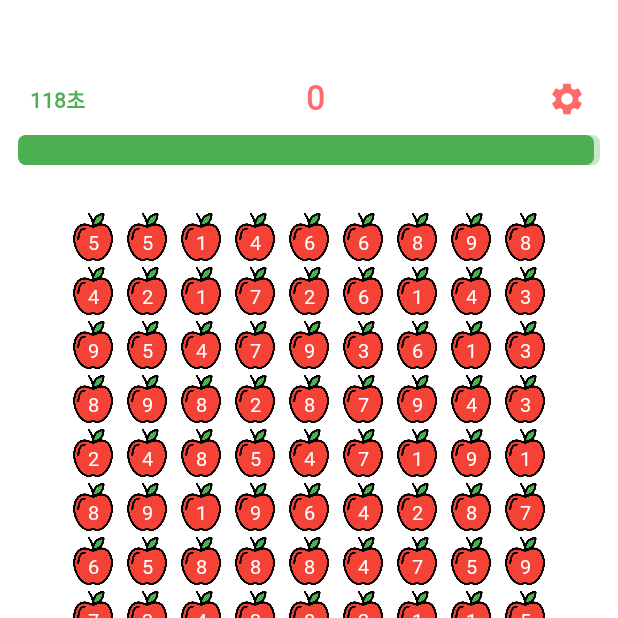
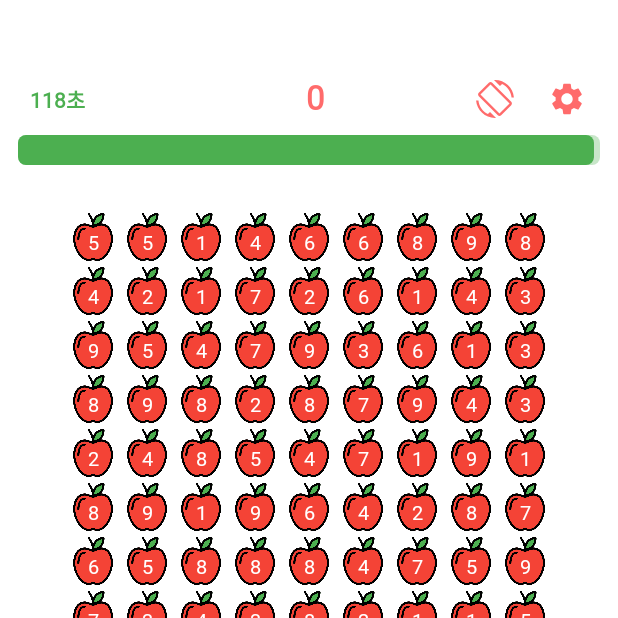
Before and after one commit to Noil0909/AppleGame, an Android app built with Jetpack Compose: the AppleGameScreen screen opened through its navigation route, on a phone screen of 412 x 824 dp, the top half of it. Run offline under Robolectric (Android 15) with nearby library versions, the phone set to English and light mode, and no system bars; our stand-ins replace Dagger/Hilt's generated code, Room's generated code; Roboto replaces fonts that are not available here.

Commit message:
Feat: AppleGameScreen 회전 화면구현
Feat: AppleGameScreen 회전 화면구현

```diff
--- a/app/src/main/java/com/example/applegame/ui/component/GameInfoHeader.kt
+++ b/app/src/main/java/com/example/applegame/ui/component/GameInfoHeader.kt
@@ -29,7 +29,8 @@ import com.example.applegame.ui.viewmodel.AppleGameViewModel
 @Composable
 fun GameInfoHeader(
     viewModel: AppleGameViewModel,
-    onShowSettings: () -> Unit
+    onShowSettings: () -> Unit,
+    onRotateToggle: () -> Unit
 ) {
     val jalnanFont = FontFamily(
         Font(R.font.jalnan2)
@@ -80,8 +81,19 @@ fun GameInfoHeader(
         Box(
             modifier = Modifier.weight(1f),
             contentAlignment = Alignment.CenterEnd
-        ){
-            IconButton(onClick = onShowSettings){
+        ) {
+            Row(
+                verticalAlignment = Alignment.CenterVertically
+            ) {
+                IconButton(onClick = onRotateToggle) {
+                    Icon(
+                        painter = painterResource(R.drawable.rotation_icon),
+                        contentDescription = "회전",
+                        tint = Color(0xFFFF6B6B),
+                        modifier = Modifier.size(25.dp)
+                    )
+                }
+                IconButton(onClick = onShowSettings) {
                     Icon(
                         painter = painterResource(R.drawable.setting_icon),
                         contentDescription = "환경설정",
@@ -92,3 +104,4 @@ fun GameInfoHeader(
             }
         }
     }
+}
--- a/app/src/main/java/com/example/applegame/ui/screen/AppleGameScreen.kt
+++ b/app/src/main/java/com/example/applegame/ui/screen/AppleGameScreen.kt
@@ -113,6 +113,8 @@ fun AppleGameScreen(
 
     var showSettings by remember { mutableStateOf(false) }
 
+    var isRotated by rememberSaveable { mutableStateOf(false) }
+
     val lifecycleOwner = LocalLifecycleOwner.current
 
     DisposableEffect(lifecycleOwner) {
@@ -185,7 +187,11 @@ fun AppleGameScreen(
                 .fillMaxSize()
                 .padding(top = 30.dp, bottom = 30.dp)
         ) {
-            GameInfoHeader(viewModel = viewModel, onShowSettings = { showSettings = true })
+            GameInfoHeader(
+                viewModel = viewModel,
+                onShowSettings = { showSettings = true },
+                onRotateToggle = { isRotated = !isRotated }
+            )
             TimeProgressBar(viewModel)
             Spacer(modifier = Modifier.height(30.dp))
 
@@ -196,7 +202,8 @@ fun AppleGameScreen(
                 cols = cols,
                 onUpdateBounds = viewModel::updateBounds,
                 dragStart = dragStart,
-                dragEnd = dragEnd
+                dragEnd = dragEnd,
+                rotateContent = isRotated
             )
 
             DragOverlay(
@@ -266,6 +273,7 @@ fun AppleGameBoard(
     rows: Int,
     cols: Int,
     onUpdateBounds: (Int, Rect) -> Unit,
+    rotateContent: Boolean,
     dragStart: Offset?,
     dragEnd: Offset?
 ) {
@@ -290,7 +298,8 @@ fun AppleGameBoard(
                             apple = apple,
                             index = index,
                             painter = applePainter,
-                            onUpdateBounds = onUpdateBounds
+                            onUpdateBounds = onUpdateBounds,
+                            rotateContent = rotateContent
                         )
                     } else {
                         Spacer(
@@ -309,8 +318,17 @@ private fun AppleCell(
     apple: Apple,
     index: Int,
     painter: Painter,
-    onUpdateBounds: (Int, Rect) -> Unit
+    onUpdateBounds: (Int, Rect) -> Unit,
+    rotateContent: Boolean = false
+
 ) {
+    val rotationAngle = if (rotateContent) 90f else 0f
+    val offsetModifier = if (rotateContent) {
+        Modifier.offset(x = (-4).dp)
+    } else {
+        Modifier.offset(y = 4.dp)
+    }
+
     Box(
         modifier = Modifier
             .size(36.dp)
@@ -331,6 +349,7 @@ private fun AppleCell(
                 .graphicsLayer {
                     scaleX = if (apple.isSelected) 1.1f else 1f
                     scaleY = if (apple.isSelected) 1.1f else 1f
+                    rotationZ = rotationAngle
                 }
         )
         Text(
@@ -339,7 +358,9 @@ private fun AppleCell(
             color = Color.White,
             fontWeight = FontWeight.Thin,
             style = TextStyle(fontFamily = jalNanFont),
-            modifier = Modifier.offset(y = 4.dp)
+            modifier = offsetModifier.graphicsLayer {
+                rotationZ = if (rotateContent) 90f else 0f
+            }
         )
     }
 }
--- /dev/null
+++ b/app/src/main/res/drawable/rotation_icon.xml
@@ -0,0 +1,5 @@
+<vector xmlns:android="http://schemas.android.com/apk/res/android" android:height="24dp" android:tint="#000000" android:viewportHeight="24" android:viewportWidth="24" android:width="24dp">
+
+    <path android:fillColor="@android:color/white" android:pathData="M16.48,2.52c3.27,1.55 5.61,4.72 5.97,8.48h1.5C23.44,4.84 18.29,0 12,0l-0.66,0.03 3.81,3.81 1.33,-1.32zM10.23,1.75c-0.59,-0.59 -1.54,-0.59 -2.12,0L1.75,8.11c-0.59,0.59 -0.59,1.54 0,2.12l12.02,12.02c0.59,0.59 1.54,0.59 2.12,0l6.36,-6.36c0.59,-0.59 0.59,-1.54 0,-2.12L10.23,1.75zM14.83,21.19L2.81,9.17l6.36,-6.36 12.02,12.02 -6.36,6.36zM7.52,21.48C4.25,19.94 1.91,16.76 1.55,13L0.05,13C0.56,19.16 5.71,24 12,24l0.66,-0.03 -3.81,-3.81 -1.33,1.32z"/>
+
+</vector>
```
Lines whose indentation alone changed are shown as unchanged.
